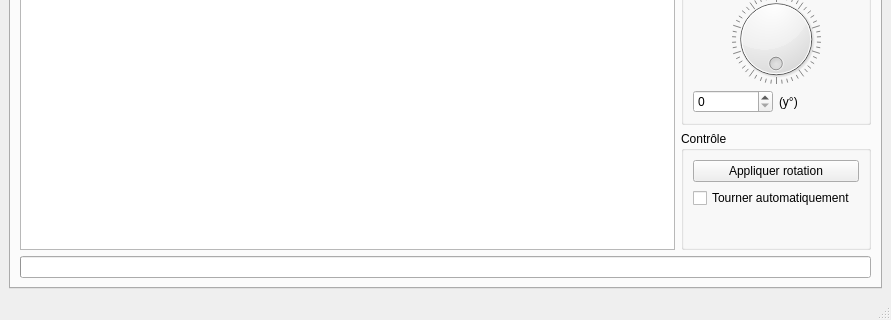
The window that pc/master/mainwindow.ui (plule/pfe-costumes) describes before a commit, drawn with Qt 5; both pictures show x 0 to 891 and y 345 to 665 of the 891 by 665 pixel window.
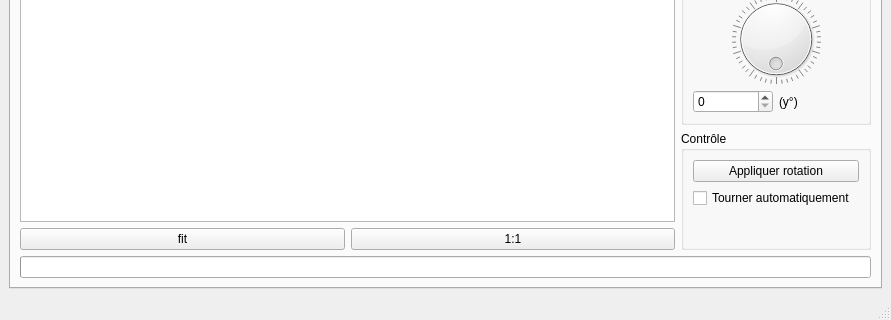
The same window after the commit. Custom widgets are drawn as their Qt base class.

Diff of the .ui file:
```diff
--- a/pc/master/mainwindow.ui
+++ b/pc/master/mainwindow.ui
@@ -61,6 +61,24 @@
               </property>
              </widget>
             </item>
+            <item>
+             <layout class="QHBoxLayout" name="horizontalLayout_3">
+              <item>
+               <widget class="QPushButton" name="fitButton">
+                <property name="text">
+                 <string>fit</string>
+                </property>
+               </widget>
+              </item>
+              <item>
+               <widget class="QPushButton" name="resetScaleButton">
+                <property name="text">
+                 <string>1:1</string>
+                </property>
+               </widget>
+              </item>
+             </layout>
+            </item>
            </layout>
           </item>
           <item>
```
Left out of the diff: 34 changed lines with no effect on the pictures.
